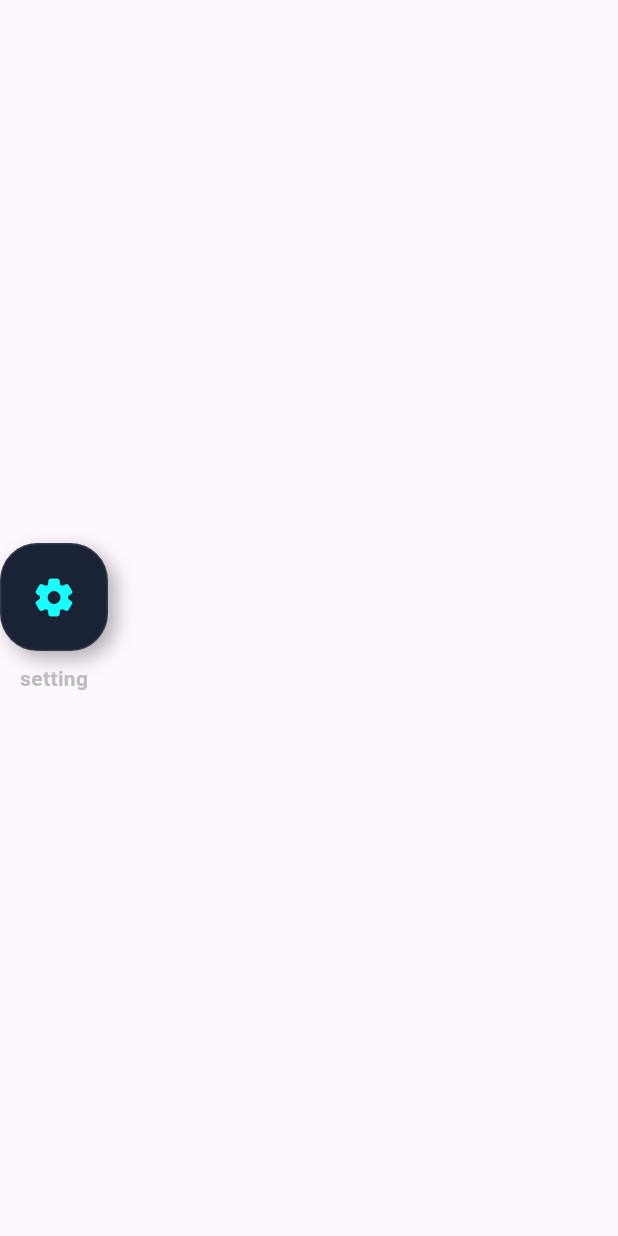
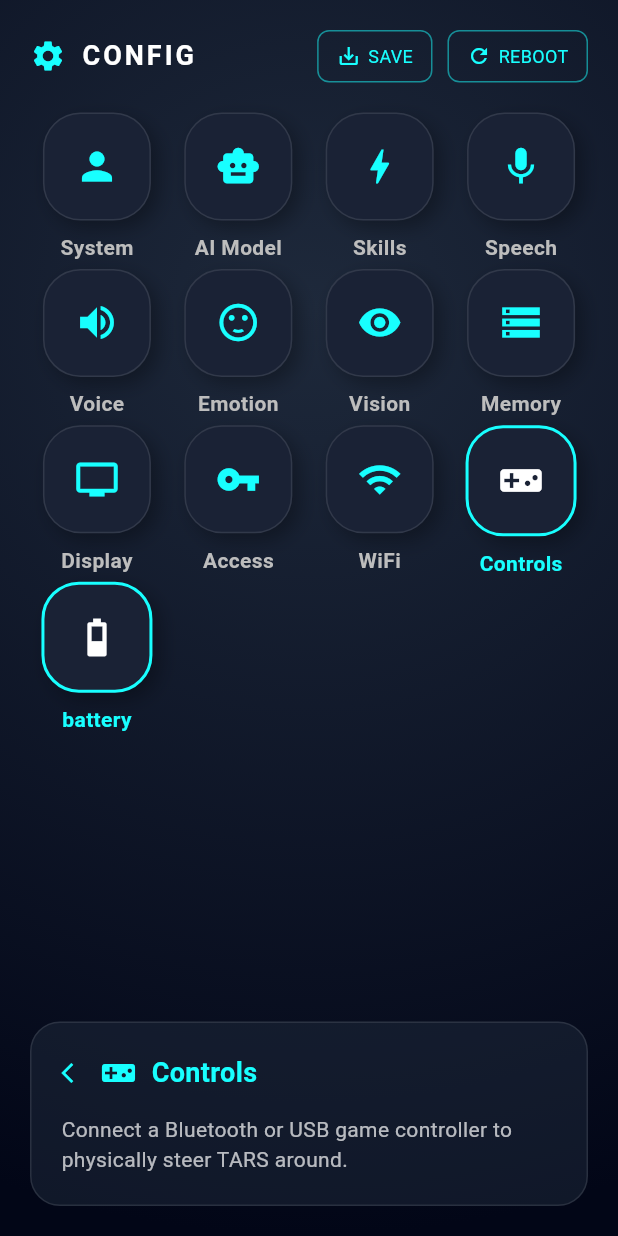
Before and after one commit to mo-hgagy/tars, a Flutter app: the screen it shows after launch, on a phone screen of 412 x 824 dp. Run offline on Flutter 3.47's test engine with Material 3 defaults, Android fonts, the phone set to English and light mode, and no system bars.

Commit message:
config screen

```diff
--- /dev/null
+++ b/lib/features/config/config.dart
@@ -0,0 +1,121 @@
+import 'package:flutter/material.dart';
+import 'package:tars/core/widgets/neumorphic_button.dart';
+
+class ConfigScreen extends StatelessWidget {
+  const ConfigScreen({super.key});
+
+  @override
+  Widget build(BuildContext context) {
+    return Scaffold(
+      backgroundColor: const Color(0xFF020617), // خلفية داكنة جداً
+      body: Container(
+        decoration: const BoxDecoration(
+          // إضافة تأثير إضاءة خفيف في الخلفية
+          gradient: RadialGradient(
+            center: Alignment(0, -0.5),
+            radius: 1.5,
+            colors: [Color(0xFF1E293B), Color(0xFF020617)],
+          ),
+        ),
+        child: SafeArea(
+          child: Column(
+            children: [
+              // --- Header Section (Top Bar) ---
+              Padding(
+                padding: const EdgeInsets.all(20.0),
+                child: Row(
+                  children: [
+                    const Icon(Icons.settings, color: Colors.cyanAccent),
+                    const SizedBox(width: 10),
+                    const Text("CONFIG", style: TextStyle(color: Colors.white, fontSize: 18, fontWeight: FontWeight.bold, letterSpacing: 2)),
+                    const Spacer(),
+                    _buildTopButton(Icons.save_alt, "SAVE"),
+                    const SizedBox(width: 10),
+                    _buildTopButton(Icons.refresh, "REBOOT"),
+                  ],
+                ),
+              ),
+
+              // --- Grid Section ---
+              Expanded(
+                child: GridView.count(
+                  padding: const EdgeInsets.symmetric(horizontal: 25),
+                  crossAxisCount: 4,
+                  mainAxisSpacing: 25,
+                  crossAxisSpacing: 15,
+                  children: [
+                    NeumorphicButton(icon: Icons.person, label: "System", onTap: () {}),
+                    NeumorphicButton(icon: Icons.smart_toy, label: "AI Model", onTap: () {}),
+                    NeumorphicButton(icon: Icons.bolt, label: "Skills", onTap: () {}),
+                    NeumorphicButton(icon: Icons.mic, label: "Speech", onTap: () {}),
+                    NeumorphicButton(icon: Icons.volume_up, label: "Voice", onTap: () {}),
+                    NeumorphicButton(icon: Icons.sentiment_satisfied, label: "Emotion", onTap: () {}),
+                    NeumorphicButton(icon: Icons.visibility, label: "Vision", onTap: () {}),
+                    NeumorphicButton(icon: Icons.storage, label: "Memory", onTap: () {}),
+                    NeumorphicButton(icon: Icons.tv, label: "Display", onTap: () {}),
+                    NeumorphicButton(icon: Icons.vpn_key, label: "Access", onTap: () {}),
+                    NeumorphicButton(icon: Icons.wifi, label: "WiFi", onTap: () {}),
+                    NeumorphicButton(icon: Icons.videogame_asset, label: "Controls", isSelected: true, onTap: () {}),
+                    NeumorphicButton(icon: Icons.battery_3_bar, label: "battery", isSelected: true, onTap: () {}),
+                  ],
+                ),
+              ),
+
+              // --- Bottom Info Panel ---
+              _buildInfoPanel(),
+            ],
+          ),
+        ),
+      ),
+    );
+  }
+
+  // ويدجيت للأزرار اللي فوق (Save/Reboot)
+  Widget _buildTopButton(IconData icon, String label) {
+    return Container(
+      padding: const EdgeInsets.symmetric(horizontal: 12, vertical: 8),
+      decoration: BoxDecoration(
+        borderRadius: BorderRadius.circular(8),
+        border: Border.all(color: Colors.cyanAccent.withOpacity(0.5)),
+      ),
+      child: Row(
+        children: [
+          Icon(icon, color: Colors.cyanAccent, size: 16),
+          const SizedBox(width: 5),
+          Text(label, style: const TextStyle(color: Colors.cyanAccent, fontSize: 12)),
+        ],
+      ),
+    );
+  }
+
+  // اللوحة السفلية اللي فيها شرح "Controls"
+  Widget _buildInfoPanel() {
+    return Container(
+      margin: const EdgeInsets.all(20),
+      padding: const EdgeInsets.all(20),
+      decoration: BoxDecoration(
+        color: const Color(0xFF1E293B).withOpacity(0.5),
+        borderRadius: BorderRadius.circular(20),
+        border: Border.all(color: Colors.white10),
+      ),
+      child: Column(
+        children: [
+          Row(
+            children: [
+              const Icon(Icons.arrow_back_ios, color: Colors.cyanAccent, size: 16),
+              const SizedBox(width: 10),
+              const Icon(Icons.videogame_asset, color: Colors.cyanAccent),
+              const SizedBox(width: 10),
+              const Text("Controls", style: TextStyle(color: Colors.cyanAccent, fontSize: 18, fontWeight: FontWeight.bold)),
+            ],
+          ),
+          const SizedBox(height: 15),
+          const Text(
+            "Connect a Bluetooth or USB game controller to physically steer TARS around.",
+            style: TextStyle(color: Colors.white70, fontSize: 14),
+          ),
+        ],
+      ),
+    );
+  }
+}
--- a/lib/main.dart
+++ b/lib/main.dart
@@ -1,4 +1,5 @@
 import 'package:flutter/material.dart';
+import 'package:tars/features/config/config.dart';
 import 'package:tars/features/home/home.dart';
 
 void main() {
@@ -17,7 +18,7 @@ class MyApp extends StatelessWidget {
 
         colorScheme: .fromSeed(seedColor: Colors.deepPurple),
       ),
-      home: Home(),
+      home: ConfigScreen(),
     );
   }
 }
```
Also changed, not shown: lib/core/widgets/neumorphic_button.dart (line endings or trailing spaces).
